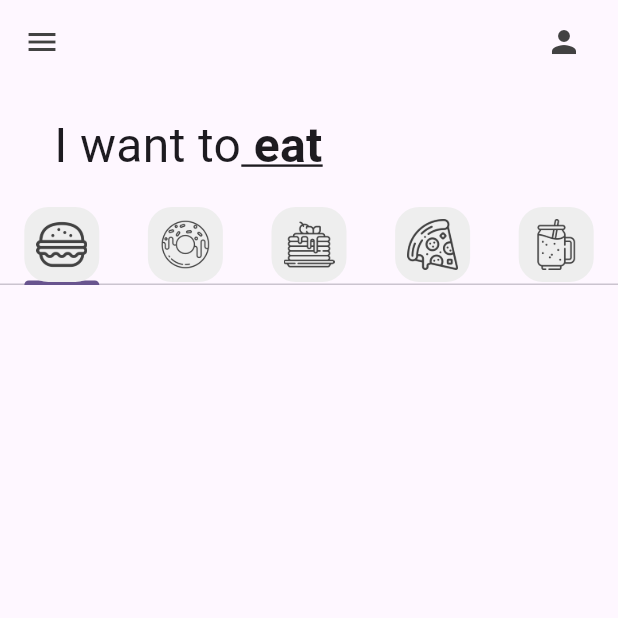
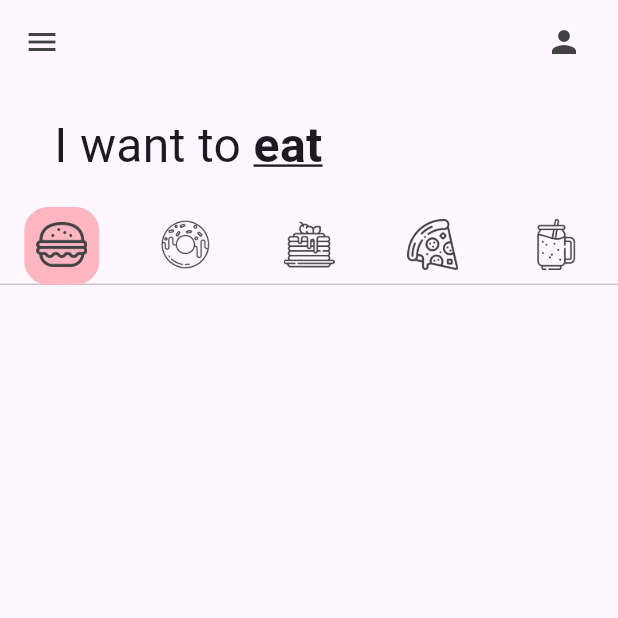
Before and after one commit to Jarvyes14/Donut_app, a Flutter app: the screen it shows after launch, on a phone screen of 412 x 824 dp, the top half of it. Run offline on Flutter 3.47's test engine with Material 3 defaults, Android fonts, the phone set to English and light mode, and no system bars.

Commit message:
TabBar visuals upgraded

```diff
--- a/lib/pages/home_page.dart
+++ b/lib/pages/home_page.dart
@@ -38,14 +38,18 @@ class _HomePageState extends State<HomePage> {
               padding: const EdgeInsets.symmetric(horizontal:36, vertical: 18),
               child: Row(
                 children: [
-                  Text("I want to", style: TextStyle(fontSize: 32)),
-                  Text(" eat", style: TextStyle(fontSize: 32, fontWeight: FontWeight.bold, decoration: TextDecoration.underline)),
+                  Text("I want to ", style: TextStyle(fontSize: 32)),
+                  Text("eat", style: TextStyle(fontSize: 32, fontWeight: FontWeight.bold, decoration: TextDecoration.underline)),
                 ],
               ),
             ),
-            TabBar(tabs: myTabs)
-            //TabBar
-
+            TabBar(
+              tabs: myTabs,
+              indicator: BoxDecoration(
+                borderRadius: BorderRadius.circular(16),
+                color: Color(0xFFFFB6C1),  // Color de la barra de selección
+              ),
+            )//TabBar
           ],)
       ),
     );
--- a/lib/utils/my_tab.dart
+++ b/lib/utils/my_tab.dart
@@ -12,7 +12,7 @@ class MyTab extends StatelessWidget {
       padding: const EdgeInsets.all(8),
       decoration: BoxDecoration(
         borderRadius: BorderRadius.circular(16),
-        color: Colors.grey[200],
+        color: Colors.transparent,
       ),
         child: Image.asset(iconPath, key: ValueKey(iconPath), color: Colors.grey[800])));
   }
```
